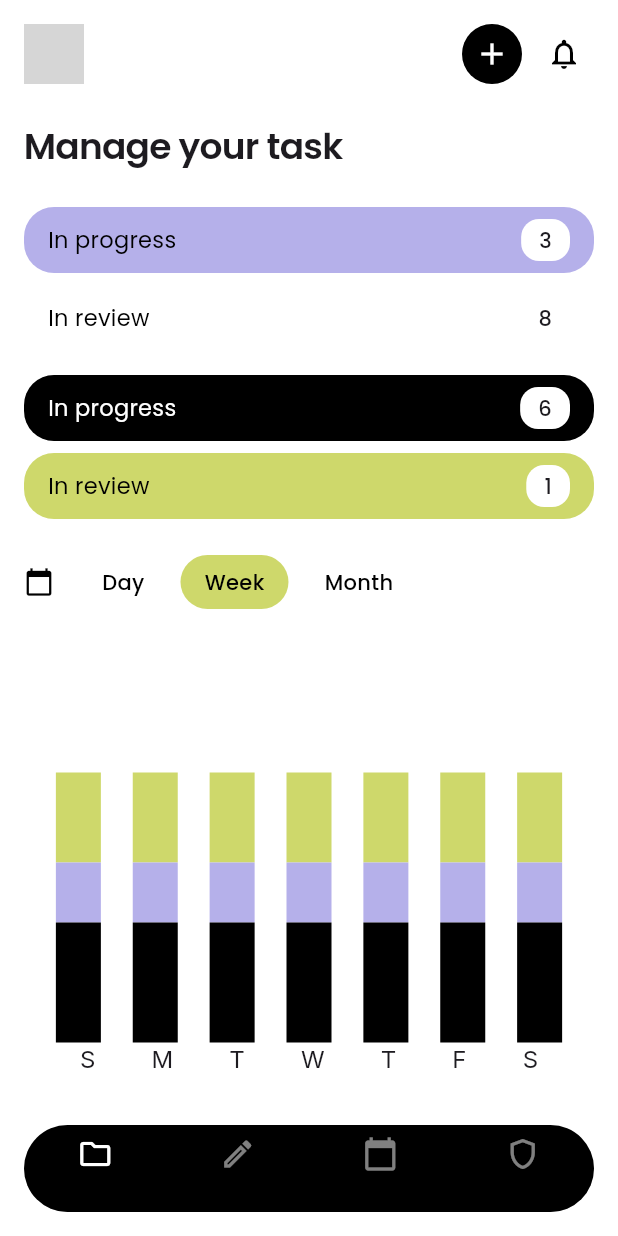
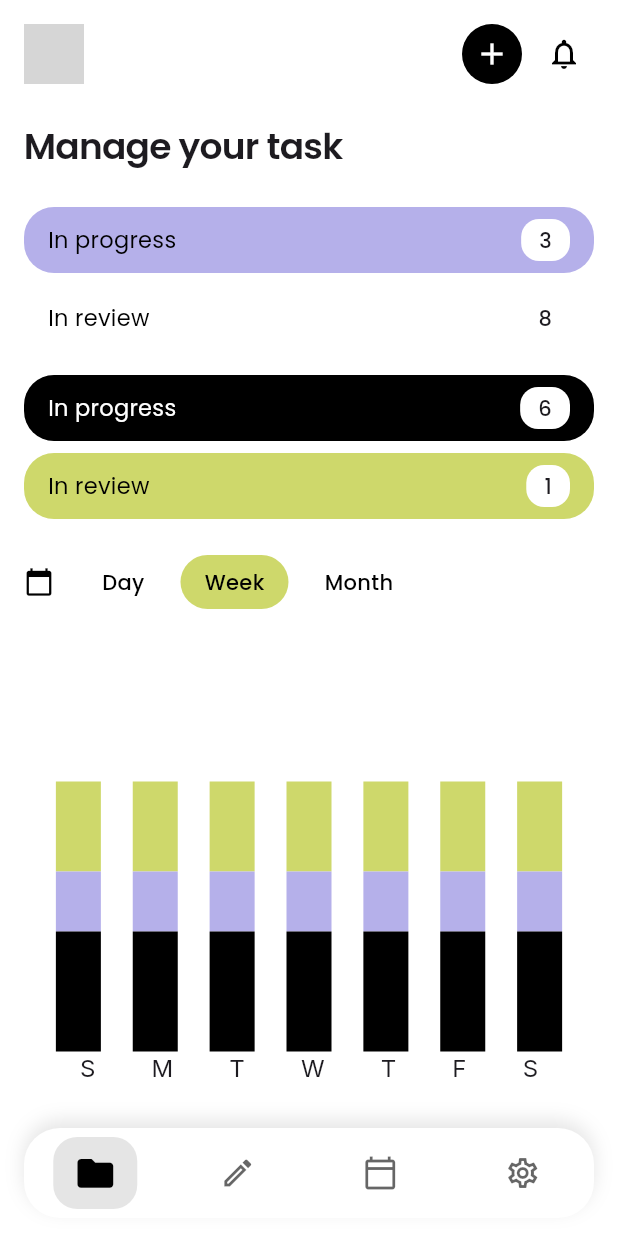
Before and after one commit to Edil-Ayehu/Task-Management-App, a Flutter app: the screen it shows after launch, on a phone screen of 412 x 824 dp. Run offline on Flutter 3.47's test engine with Material 3 defaults, Android fonts, the phone set to English and light mode, and no system bars; our stand-ins replace google_fonts; network calls fail; grey boxes are pictures that could not be loaded.

Commit message:
bottom nav bar

```diff
--- a/lib/main.dart
+++ b/lib/main.dart
@@ -17,7 +17,7 @@ void main() {
 }
 
 class TaskManagementApp extends StatelessWidget {
-  const TaskManagementApp({Key? key}) : super(key: key);
+  const TaskManagementApp({super.key});
 
   @override
   Widget build(BuildContext context) {
@@ -35,7 +35,7 @@ class TaskManagementApp extends StatelessWidget {
 }
 
 class TaskManagementHome extends StatefulWidget {
-  const TaskManagementHome({Key? key}) : super(key: key);
+  const TaskManagementHome({super.key});
 
   @override
   State<TaskManagementHome> createState() => _TaskManagementHomeState();
@@ -53,31 +53,66 @@ class _TaskManagementHomeState extends State<TaskManagementHome> {
 
   @override
   Widget build(BuildContext context) {
+    final colorScheme = Theme.of(context).colorScheme;
+
     return Scaffold(
       body: SafeArea(
         child: _pages[_selectedIndex],
       ),
       bottomNavigationBar: Container(
-        padding: const EdgeInsets.all(16),
-        child: ClipRRect(
-          borderRadius: BorderRadius.circular(30),
-          child: BottomNavigationBar(
-            backgroundColor: Theme.of(context).colorScheme.primary,
-            selectedItemColor: Theme.of(context).colorScheme.onPrimary,
-            unselectedItemColor: Theme.of(context).colorScheme.onPrimary.withOpacity(0.5),
-            type: BottomNavigationBarType.fixed,
-            items: const [
-              BottomNavigationBarItem(icon: Icon(Icons.folder_outlined), label: ''),
-              BottomNavigationBarItem(icon: Icon(Icons.edit_outlined), label: ''),
-              BottomNavigationBarItem(icon: Icon(Icons.calendar_today), label: ''),
-              BottomNavigationBarItem(icon: Icon(Icons.shield_outlined), label: ''),
+        padding: const EdgeInsets.symmetric(horizontal: 16, vertical: 12),
+        child: Container(
+          height: 60,
+          decoration: BoxDecoration(
+            color: colorScheme.surface,
+            borderRadius: BorderRadius.circular(24),
+            boxShadow: [
+              BoxShadow(
+                color: colorScheme.primary.withOpacity(0.1),
+                blurRadius: 10,
+                offset: const Offset(0, -5),
+              ),
             ],
-            currentIndex: _selectedIndex,
-            onTap: (index) {
-              setState(() {
-                _selectedIndex = index;
-              });
-            },
+          ),
+          child: Row(
+            mainAxisAlignment: MainAxisAlignment.spaceAround,
+            children: [
+              _buildNavItem(0, Icons.folder_outlined, Icons.folder),
+              _buildNavItem(1, Icons.edit_outlined, Icons.edit),
+              _buildNavItem(
+                  2, Icons.calendar_today_outlined, Icons.calendar_today),
+              _buildNavItem(3, Icons.settings_outlined, Icons.settings),
+            ],
+          ),
+        ),
+      ),
+    );
+  }
+
+  Widget _buildNavItem(
+      int index, IconData unselectedIcon, IconData selectedIcon) {
+    final colorScheme = Theme.of(context).colorScheme;
+    final isSelected = _selectedIndex == index;
+
+    return GestureDetector(
+      onTap: () => setState(() => _selectedIndex = index),
+      child: Container(
+        padding: const EdgeInsets.symmetric(horizontal: 16, vertical: 12),
+        decoration: BoxDecoration(
+          color: isSelected
+              ? colorScheme.primary.withOpacity(0.1)
+              : Colors.transparent,
+          borderRadius: BorderRadius.circular(16),
+        ),
+        child: AnimatedScale(
+          scale: isSelected ? 1.2 : 1.0,
+          duration: const Duration(milliseconds: 200),
+          child: Icon(
+            isSelected ? selectedIcon : unselectedIcon,
+            color: isSelected
+                ? colorScheme.primary
+                : colorScheme.onSurface.withOpacity(0.6),
+            size: 24,
           ),
         ),
       ),
```
